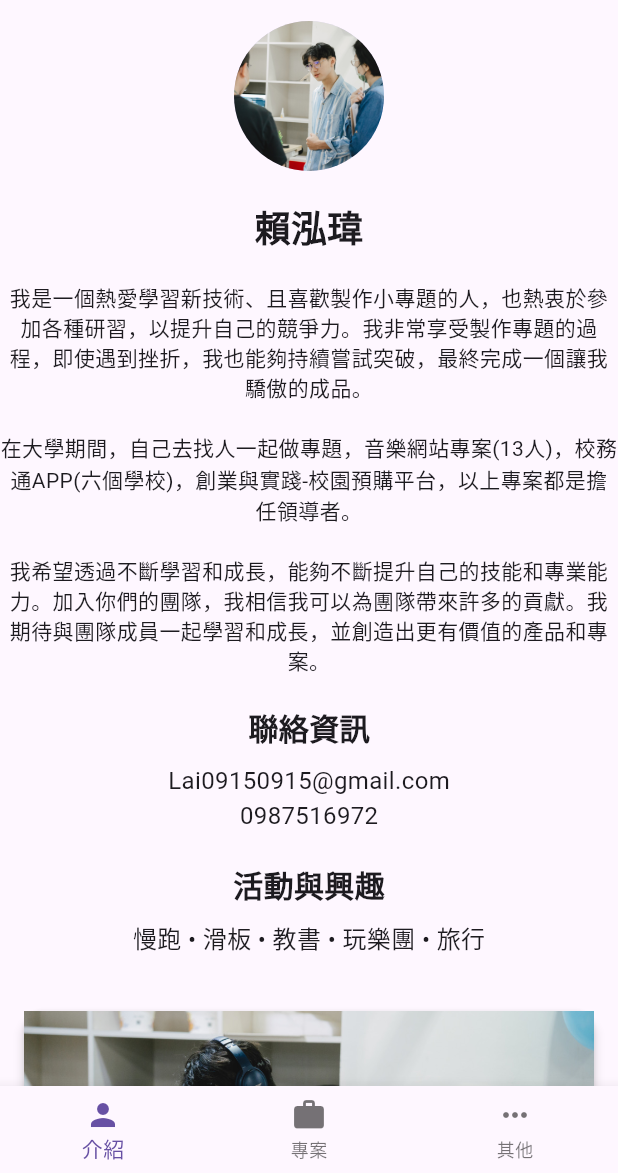
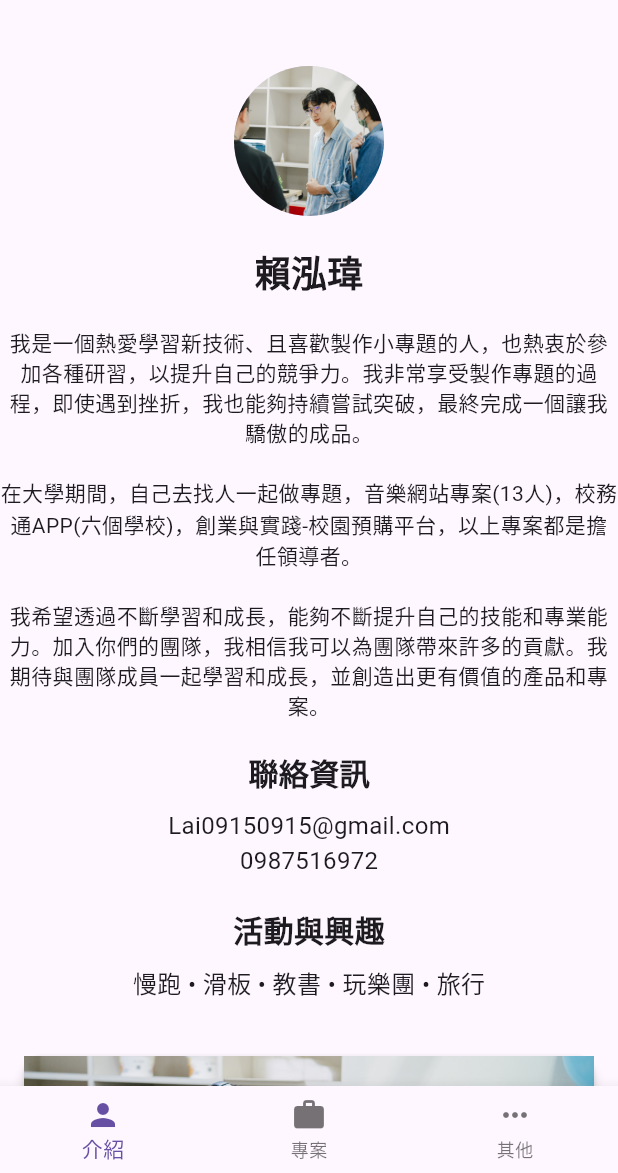
Before and after one commit to s990093/Autobiography, a Flutter app: the screen it shows after launch, on a phone screen of 412 x 824 dp, the part 63-1236 px from its top. Run offline on Flutter 3.47's test engine with Material 3 defaults, Android fonts, the light colour scheme and no system bars.

Commit message:
fix:             SizedBox(height: 30),

```diff
--- a/autobiography/lib/IntroductionPage.dart
+++ b/autobiography/lib/IntroductionPage.dart
@@ -12,6 +12,7 @@ class IntroductionPage extends StatelessWidget {
         child: Column(
           mainAxisAlignment: MainAxisAlignment.center,
           children: [
+            SizedBox(height: 30),
             IntroductionWidget(),
             SizedBox(height: 20),
             // Your Life Photo
```
